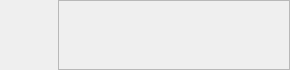
First picture: the form in python/app/widgets/activity_stream/resources/note_widget.ui, repository shotgunsoftware/tk-multi-shotgunpanel, before the edit.
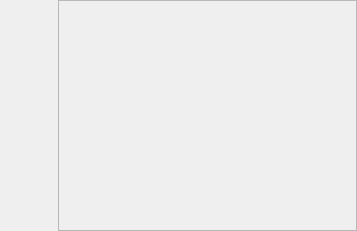
Second picture: the form after the edit. Icons and pictures are not drawn. Custom widgets are drawn as their Qt base class.

The edit to the form file:
```diff
--- a/python/app/widgets/activity_stream/resources/note_widget.ui
+++ b/python/app/widgets/activity_stream/resources/note_widget.ui
@@ -6,8 +6,8 @@
    <rect>
     <x>0</x>
     <y>0</y>
-    <width>290</width>
-    <height>70</height>
+    <width>357</width>
+    <height>231</height>
    </rect>
   </property>
   <property name="windowTitle">
@@ -135,6 +135,38 @@
         </property>
        </widget>
       </item>
+      <item>
+       <widget class="QLabel" name="content">
+        <property name="sizePolicy">
+         <sizepolicy hsizetype="Expanding" vsizetype="Expanding">
+          <horstretch>0</horstretch>
+          <verstretch>0</verstretch>
+         </sizepolicy>
+        </property>
+        <property name="text">
+         <string/>
+        </property>
+        <property name="alignment">
+         <set>Qt::AlignLeading|Qt::AlignLeft|Qt::AlignTop</set>
+        </property>
+        <property name="wordWrap">
+         <bool>true</bool>
+        </property>
+       </widget>
+      </item>
+      <item>
+       <layout class="QVBoxLayout" name="reply_layout">
+        <property name="spacing">
+         <number>14</number>
+        </property>
+        <property name="leftMargin">
+         <number>0</number>
+        </property>
+        <property name="topMargin">
+         <number>14</number>
+        </property>
+       </layout>
+      </item>
      </layout>
     </widget>
    </item>
```
Left out of the diff: 2 changed lines with no effect on the pictures.
